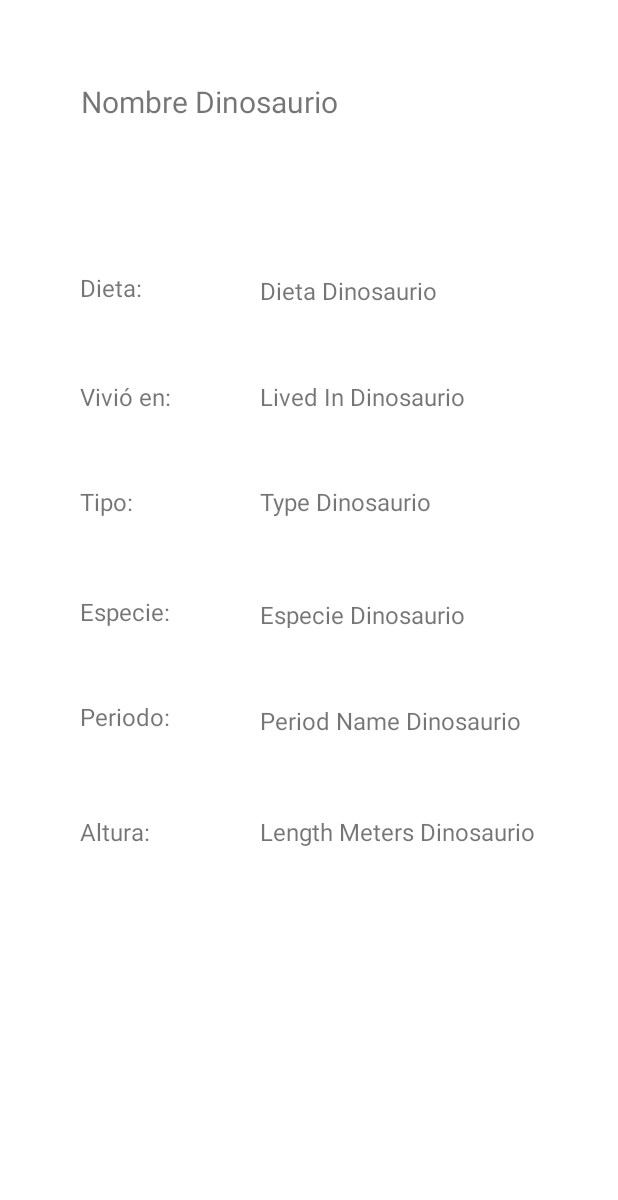
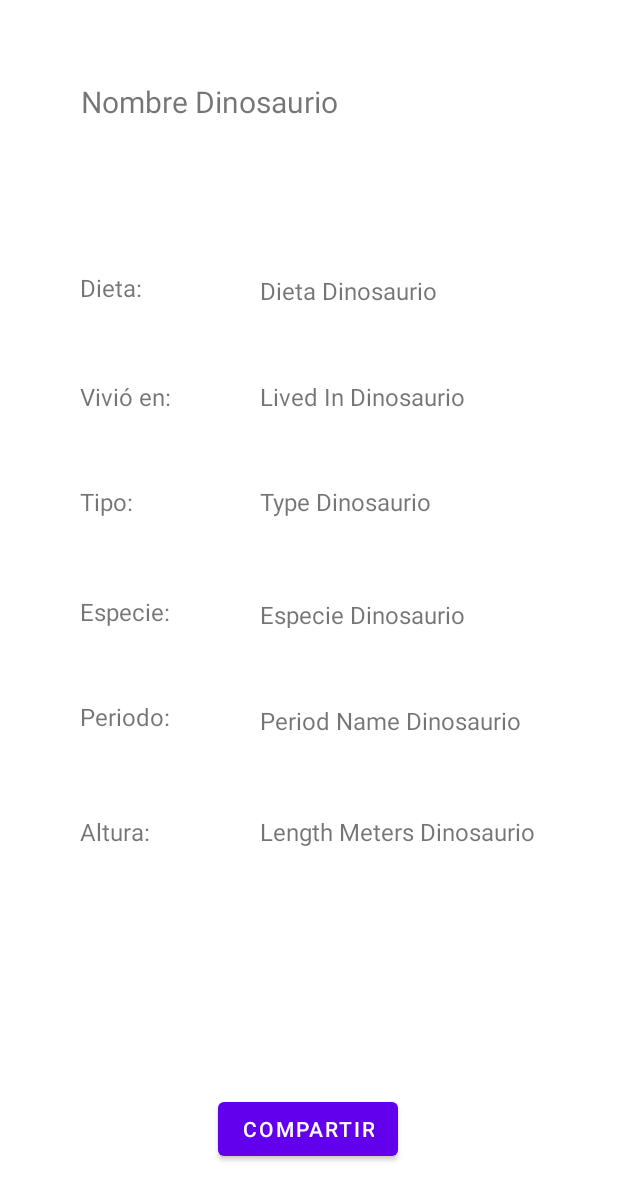
Before and after one commit to UniExtremadura/proyecto-gps-asee-2022-23-ga05, an Android app: the layout activity_info_dinosaurio.xml on its own in the app's theme, with its tools: preview values and no code run, on a phone screen of 412 x 824 dp. Shown: the top 1200 px of the screen. Run offline under Robolectric (Android 15) with nearby library versions, the phone set to English and light mode, and no system bars.

Commit message:
PGA05-126 UC15 - IT7 - IMP - Implement Components

```diff
--- a/app/src/main/res/layout/activity_info_dinosaurio.xml
+++ b/app/src/main/res/layout/activity_info_dinosaurio.xml
@@ -177,4 +177,17 @@
         app:layout_constraintTop_toBottomOf="@+id/textView6"
         app:layout_constraintVertical_bias="0.054" />
 
+    <Button
+        android:id="@+id/bCompartir"
+        android:layout_width="wrap_content"
+        android:layout_height="wrap_content"
+        android:layout_centerHorizontal="true"
+        android:text="Compartir"
+        app:layout_constraintBottom_toBottomOf="parent"
+        app:layout_constraintEnd_toEndOf="parent"
+        app:layout_constraintHorizontal_bias="0.498"
+        app:layout_constraintStart_toStartOf="parent"
+        app:layout_constraintTop_toTopOf="parent"
+        app:layout_constraintVertical_bias="0.939" />
+
 </androidx.constraintlayout.widget.ConstraintLayout>
```
Also changed, not shown: app/src/main/java/es/unex/dinopedia/DinosaurioInfoActivity.java (+19 -0 lines).
